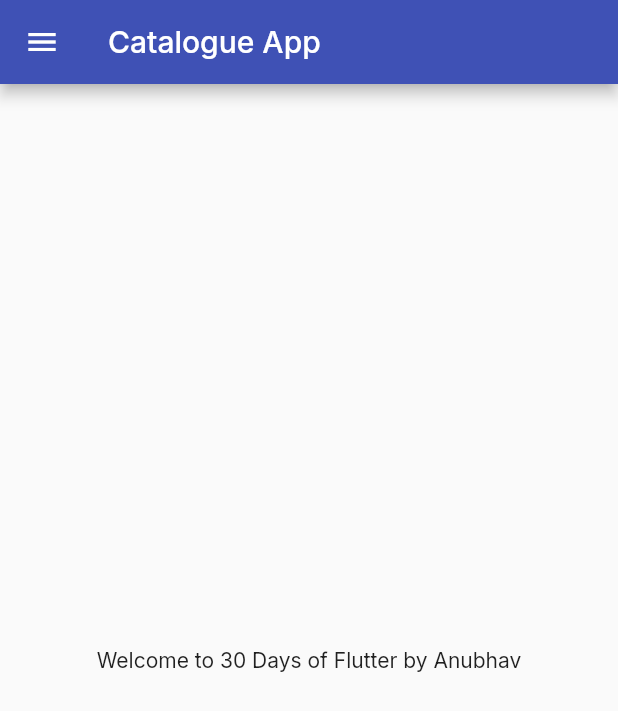
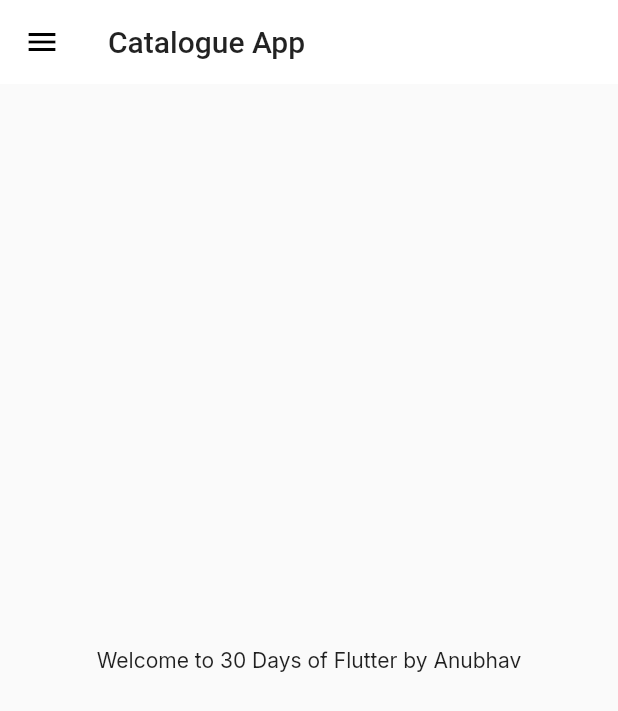
Before and after one commit to anubhavbagri/codepur-30DaysOfFlutter, a Flutter app: the screen it shows after launch, on a phone screen of 412 x 824 dp. Shown: the top 711 px of the screen. Run offline on Flutter 3.47's test engine with Material 2 defaults, Android fonts, the phone set to English and light mode, and no system bars; our stand-ins replace google_fonts.

Commit message:
themes extracted

```diff
--- a/lib/main.dart
+++ b/lib/main.dart
@@ -1,6 +1,6 @@
 import 'package:flutter/material.dart';
 import 'package:flutter_application_1/utils/routes.dart';
-import 'package:google_fonts/google_fonts.dart';
+import 'package:flutter_application_1/widgets/themes.dart';
 import 'pages/login_page.dart';
 import 'pages/home_page.dart';
 
@@ -16,13 +16,9 @@
     return MaterialApp(
       // home: HomePage(),
       themeMode: ThemeMode.light,
-      theme: ThemeData(
-        primarySwatch: Colors.indigo,
-        fontFamily: GoogleFonts.inter().fontFamily,
-      ),
+      theme: MyTheme.lightTheme(context),
+      darkTheme: MyTheme.darkTheme(context),
       debugShowCheckedModeBanner: false,
-      darkTheme:
-          ThemeData(brightness: Brightness.dark, primarySwatch: Colors.red),
       initialRoute: MyRoutes.homeRoute,
       routes: {
         "/": (context) => LoginPage(),
--- a/lib/pages/home_page.dart
+++ b/lib/pages/home_page.dart
@@ -10,7 +10,10 @@
   Widget build(BuildContext context) {
     return Scaffold(
       appBar: AppBar(
-        title: const Text("Catalogue App"),
+        title: Text(
+          "Catalogue App",
+          // style: TextStyle(color: Colors.black),
+        ),
         // leading: Text("Catalogue App"),
       ),
       body: Center(
--- /dev/null
+++ b/lib/widgets/themes.dart
@@ -0,0 +1,17 @@
+import 'package:flutter/material.dart';
+import 'package:google_fonts/google_fonts.dart';
+
+class MyTheme {
+  static ThemeData lightTheme(BuildContext context) => ThemeData(
+        primarySwatch: Colors.indigo,
+        fontFamily: GoogleFonts.inter().fontFamily,
+        appBarTheme: AppBarTheme(
+          color: Colors.white,
+          elevation: 0.0,
+          iconTheme: IconThemeData(color: Colors.black),
+          textTheme: Theme.of(context).textTheme,
+        ),
+      );
+  static ThemeData darkTheme(BuildContext context) =>
+      ThemeData(brightness: Brightness.dark);
+}
```
